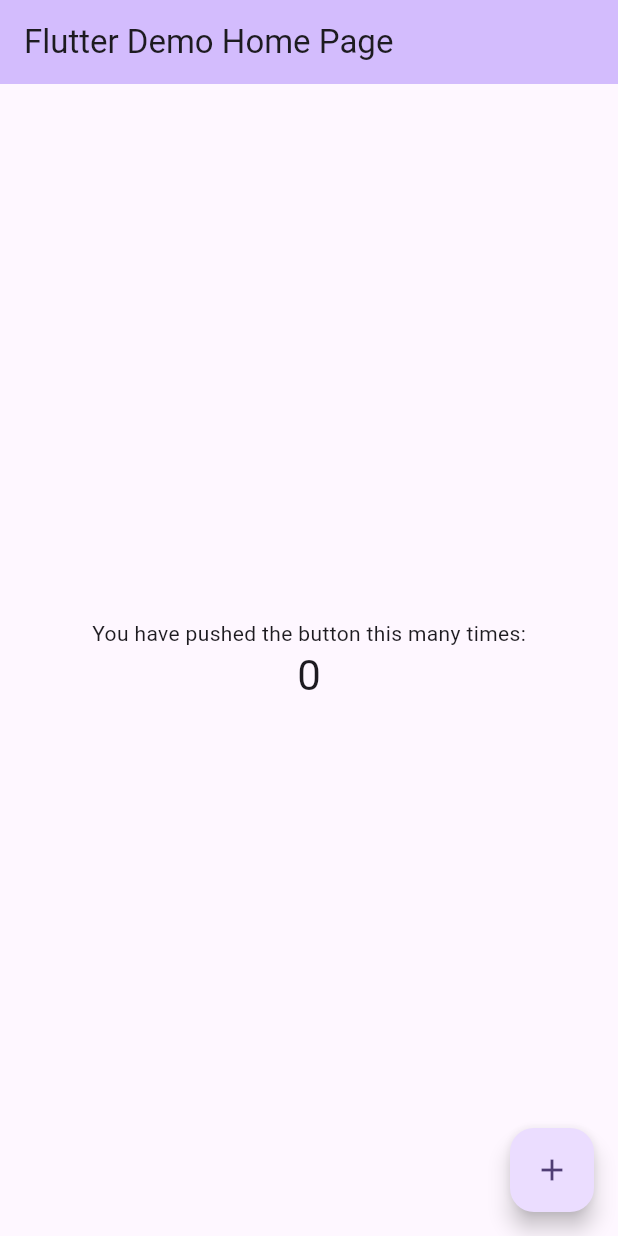
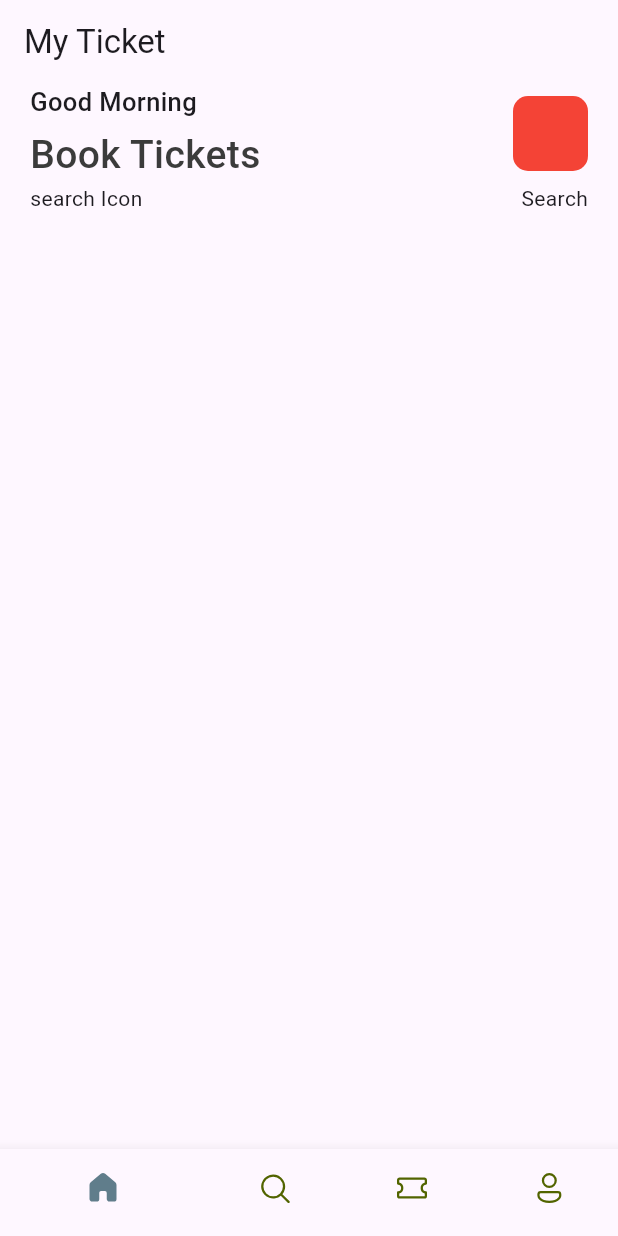
Before and after one commit to freta-17/ticket_app, a Flutter app: the screen it shows after launch, on a phone screen of 412 x 824 dp. Run offline on Flutter 3.47's test engine with Material 3 defaults, Android fonts, the phone set to English and light mode, and no system bars; our stand-ins replace fluentui_icons.

Commit message:
bottomnavbar and home screen

```diff
--- /dev/null
+++ b/lib/base/bottom_nav_bar.dart
@@ -0,0 +1,64 @@
+import 'package:fluentui_icons/fluentui_icons.dart';
+import 'package:flutter/material.dart';
+import 'package:ticket_app/screens/home_screen.dart';
+
+class BottomNavBar extends StatefulWidget {
+  const BottomNavBar({super.key});
+
+  @override
+  State<BottomNavBar> createState() => _BottomNavBarState();
+}
+
+class _BottomNavBarState extends State<BottomNavBar> {
+  final appScreens = [
+    const HomeScreen(),
+    const Center(child: Text("Search")),
+    const Center(child: Text("Tickets")),
+    const Center(child: Text("Profile")),
+  ];
+  int _selectedIndex = 0;
+
+  void _onItemTapped(int index) {
+    setState(() {
+      _selectedIndex = index;
+    });
+  }
+
+  @override
+  Widget build(BuildContext context) {
+    return Scaffold(
+      appBar: AppBar(title: Text("My Ticket")),
+      body: appScreens[_selectedIndex],
+
+      bottomNavigationBar: BottomNavigationBar(
+        currentIndex: _selectedIndex,
+        onTap: _onItemTapped,
+        selectedItemColor: Colors.blueGrey,
+        unselectedItemColor: const Color(0xFF526400),
+        showSelectedLabels: false,
+        items: [
+          BottomNavigationBarItem(
+            icon: Icon(FluentSystemIcons.ic_fluent_home_regular),
+            activeIcon: Icon(FluentSystemIcons.ic_fluent_home_filled),
+            label: "Home",
+          ),
+          BottomNavigationBarItem(
+            icon: Icon(FluentSystemIcons.ic_fluent_search_regular),
+            activeIcon: Icon(FluentSystemIcons.ic_fluent_search_filled),
+            label: "search",
+          ),
+          BottomNavigationBarItem(
+            icon: Icon(FluentSystemIcons.ic_fluent_ticket_regular),
+            activeIcon: Icon(FluentSystemIcons.ic_fluent_ticket_filled),
+            label: "Ticket",
+          ),
+          BottomNavigationBarItem(
+            icon: Icon(FluentSystemIcons.ic_fluent_person_regular),
+            activeIcon: Icon(FluentSystemIcons.ic_fluent_person_filled),
+            label: "Profile",
+          ),
+        ],
+      ),
+    );
+  }
+}
--- /dev/null
+++ b/lib/base/res/styles/app_styles.dart
@@ -0,0 +1,9 @@
+import 'package:flutter/material.dart';
+
+Color primary = const Color(0xff687daf);
+class AppStyles {
+  static Color primaryColor = primary;
+  static Color textColor = const Color(0xff3b3b3b);
+  static TextStyle headLineStyle1 = TextStyle( fontSize: 26,  fontWeight: FontWeight.w500,  color:AppStyles.textColor,);
+  static TextStyle headLineStyle3 = const TextStyle( fontSize: 17,  fontWeight: FontWeight.w500,);
+}
--- a/lib/main.dart
+++ b/lib/main.dart
@@ -1,4 +1,5 @@
 import 'package:flutter/material.dart';
+import 'package:ticket_app/base/bottom_nav_bar.dart';
 
 void main() {
   runApp(const MyApp());
@@ -7,116 +8,12 @@ void main() {
 class MyApp extends StatelessWidget {
   const MyApp({super.key});
 
-  // This widget is the root of your application.
   @override
   Widget build(BuildContext context) {
     return MaterialApp(
       title: 'Flutter Demo',
-      theme: ThemeData(
-        // This is the theme of your application.
-        //
-        // TRY THIS: Try running your application with "flutter run". You'll see
-        // the application has a purple toolbar. Then, without quitting the app,
-        // try changing the seedColor in the colorScheme below to Colors.green
-        // and then invoke "hot reload" (save your changes or press the "hot
-        // reload" button in a Flutter-supported IDE, or press "r" if you used
-        // the command line to start the app).
-        //
-        // Notice that the counter didn't reset back to zero; the application
-        // state is not lost during the reload. To reset the state, use hot
-        // restart instead.
-        //
-        // This works for code too, not just values: Most code changes can be
-        // tested with just a hot reload.
-        colorScheme: ColorScheme.fromSeed(seedColor: Colors.deepPurple),
-      ),
-      home: const MyHomePage(title: 'Flutter Demo Home Page'),
+      theme: ThemeData(),
+      home: BottomNavBar(),
     );
   }
 }
-
-class MyHomePage extends StatefulWidget {
-  const MyHomePage({super.key, required this.title});
-
-  // This widget is the home page of your application. It is stateful, meaning
-  // that it has a State object (defined below) that contains fields that affect
-  // how it looks.
-
-  // This class is the configuration for the state. It holds the values (in this
-  // case the title) provided by the parent (in this case the App widget) and
-  // used by the build method of the State. Fields in a Widget subclass are
-  // always marked "final".
-
-  final String title;
-
-  @override
-  State<MyHomePage> createState() => _MyHomePageState();
-}
-
-class _MyHomePageState extends State<MyHomePage> {
-  int _counter = 0;
-
-  void _incrementCounter() {
-    setState(() {
-      // This call to setState tells the Flutter framework that something has
-      // changed in this State, which causes it to rerun the build method below
-      // so that the display can reflect the updated values. If we changed
-      // _counter without calling setState(), then the build method would not be
-      // called again, and so nothing would appear to happen.
-      _counter++;
-    });
-  }
-
-  @override
-  Widget build(BuildContext context) {
-    // This method is rerun every time setState is called, for instance as done
-    // by the _incrementCounter method above.
-    //
-    // The Flutter framework has been optimized to make rerunning build methods
-    // fast, so that you can just rebuild anything that needs updating rather
-    // than having to individually change instances of widgets.
-    return Scaffold(
-      appBar: AppBar(
-        // TRY THIS: Try changing the color here to a specific color (to
-        // Colors.amber, perhaps?) and trigger a hot reload to see the AppBar
-        // change color while the other colors stay the same.
-        backgroundColor: Theme.of(context).colorScheme.inversePrimary,
-        // Here we take the value from the MyHomePage object that was created by
-        // the App.build method, and use it to set our appbar title.
-        title: Text(widget.title),
-      ),
-      body: Center(
-        // Center is a layout widget. It takes a single child and positions it
-        // in the middle of the parent.
-        child: Column(
-          // Column is also a layout widget. It takes a list of children and
-          // arranges them vertically. By default, it sizes itself to fit its
-          // children horizontally, and tries to be as tall as its parent.
-          //
-          // Column has various properties to control how it sizes itself and
-          // how it positions its children. Here we use mainAxisAlignment to
-          // center the children vertically; the main axis here is the vertical
-          // axis because Columns are vertical (the cross axis would be
-          // horizontal).
-          //
-          // TRY THIS: Invoke "debug painting" (choose the "Toggle Debug Paint"
-          // action in the IDE, or press "p" in the console), to see the
-          // wireframe for each widget.
-          mainAxisAlignment: MainAxisAlignment.center,
-          children: <Widget>[
-            const Text('You have pushed the button this many times:'),
-            Text(
-              '$_counter',
-              style: Theme.of(context).textTheme.headlineMedium,
-            ),
-          ],
-        ),
-      ),
-      floatingActionButton: FloatingActionButton(
-        onPressed: _incrementCounter,
-        tooltip: 'Increment',
-        child: const Icon(Icons.add),
-      ), // This trailing comma makes auto-formatting nicer for build methods.
-    );
-  }
-}
--- /dev/null
+++ b/lib/screens/home_screen.dart
@@ -0,0 +1,49 @@
+import 'package:flutter/material.dart';
+import 'package:ticket_app/base/res/styles/app_styles.dart';
+
+class HomeScreen extends StatelessWidget {
+  const HomeScreen({super.key});
+
+  @override
+  Widget build(BuildContext context) {
+    return Scaffold(
+      // listview is to make it scrollable
+      body: ListView(
+        children: [
+          Container(
+            padding: EdgeInsets.symmetric(horizontal: 20),
+            child: Column(
+              children: [
+                Row(
+                  mainAxisAlignment: MainAxisAlignment.spaceBetween,
+                  children: [
+                    Column(
+                      crossAxisAlignment: CrossAxisAlignment.start,
+                      children: [
+                        Text(
+                          "Good Morning",
+                          style: AppStyles.headLineStyle3
+                        ),
+                        SizedBox(height: 5),
+                        Text(
+                          "Book Tickets",
+                          style: AppStyles.headLineStyle1,
+                        ),
+                      ],
+                    ),
+                    Container(width: 50, height: 50,
+                    decoration: BoxDecoration(borderRadius: BorderRadius.circular(10),color: Colors.red,),),
+                  ],
+                ),
+                Row(
+                  mainAxisAlignment: MainAxisAlignment.spaceBetween,
+                  children: [Text("search Icon"), Text("Search")],
+                ),
+              ],
+            ),
+          ),
+        ],
+      ),
+    );
+  }
+}
--- a/pubspec.yaml
+++ b/pubspec.yaml
@@ -34,6 +34,7 @@ dependencies:
   # The following adds the Cupertino Icons font to your application.
   # Use with the CupertinoIcons class for iOS style icons.
   cupertino_icons: ^1.0.8
+  fluentui_icons: ^1.0.0
 
 dev_dependencies:
   flutter_test:
```
Also changed, not shown: flutter_01.png (added), flutter_02.png (added), pubspec.lock.
